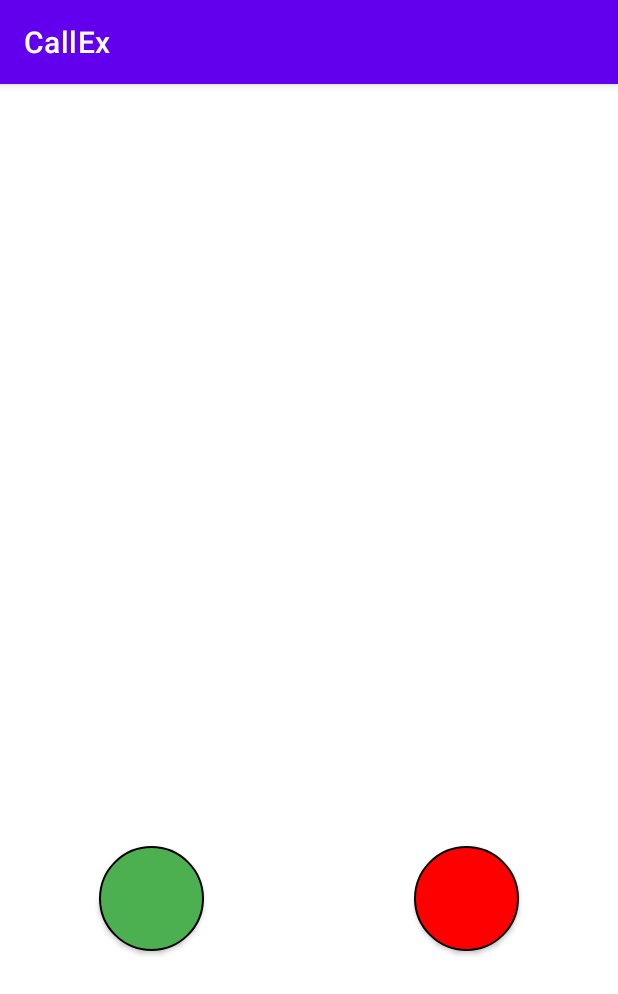
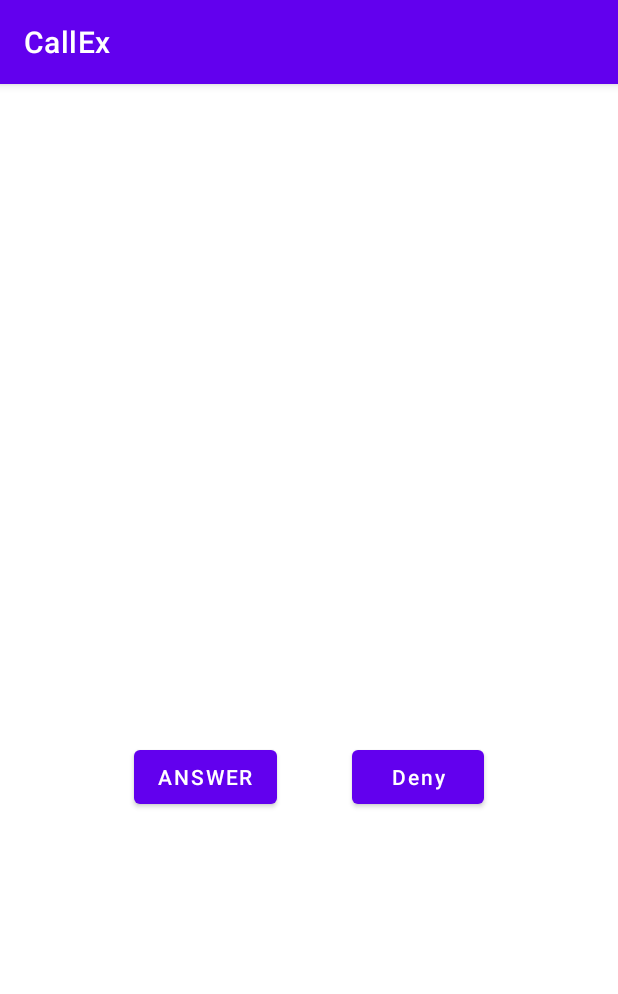
Before and after one commit to HYUNJUNEPARK/CallManager, an Android app: the CallActivity screen opened directly, with no data from a screen before it, on a phone screen of 412 x 824 dp. Shown: the top 994 px of the screen. Run offline under Robolectric (Android 15) with nearby library versions, the phone set to English and light mode, and no system bars; our stand-ins replace data binding.

Commit message:
design: activity_call.xml 버튼 디자인 변경

```diff
--- a/app/src/main/res/layout/activity_call.xml
+++ b/app/src/main/res/layout/activity_call.xml
@@ -39,26 +39,26 @@
         <LinearLayout
             android:layout_width="match_parent"
             android:layout_height="wrap_content"
+            android:layout_marginTop="40dp"
             android:gravity="center"
             android:orientation="horizontal"
-            android:layout_marginTop="40dp"
             app:layout_constraintEnd_toEndOf="parent"
             app:layout_constraintStart_toStartOf="parent"
             app:layout_constraintTop_toBottomOf="@id/callStateTextView">
 
-            <androidx.appcompat.widget.AppCompatButton
+            <Button
                 android:id="@+id/answer_button"
-                android:layout_margin="70dp"
-                android:background="@drawable/shape_for_circle_button_green"
-                android:layout_width="70dp"
-                android:layout_height="70dp"/>
+                android:layout_width="wrap_content"
+                android:layout_height="wrap_content"
+                android:layout_marginRight="50dp"
+                android:text="Answer" />
 
-            <androidx.appcompat.widget.AppCompatButton
+            <Button
                 android:id="@+id/hangup_button"
-                android:layout_margin="70dp"
-                android:background="@drawable/shape_for_circle_button_red"
-                android:layout_width="70dp"
-                android:layout_height="70dp"/>
+                android:layout_width="wrap_content"
+                android:layout_height="wrap_content"
+                android:text="Deny"
+                android:textAllCaps="false" />
         </LinearLayout>
 
     </androidx.constraintlayout.widget.ConstraintLayout>
```
Also changed, not shown: CallModule/src/main/java/com/module/callex/util/CallUtil.kt (+3 -5 lines).
